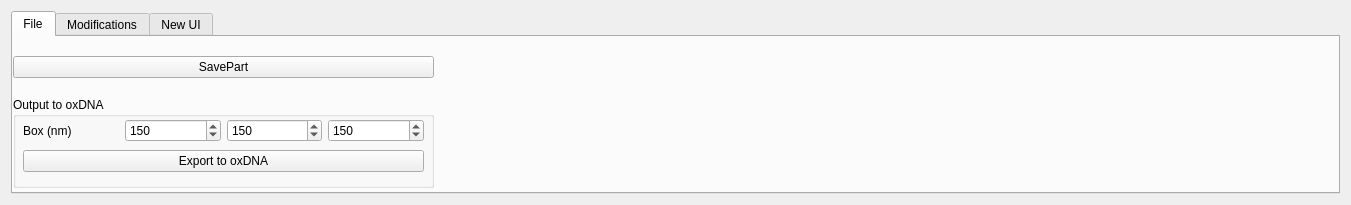
First picture: the form in AdenitaCoreSE/form/SEAdenitaCoreSEAppGUI.ui, repository edellano/Adenita-SAMSON-Edition, before the edit.
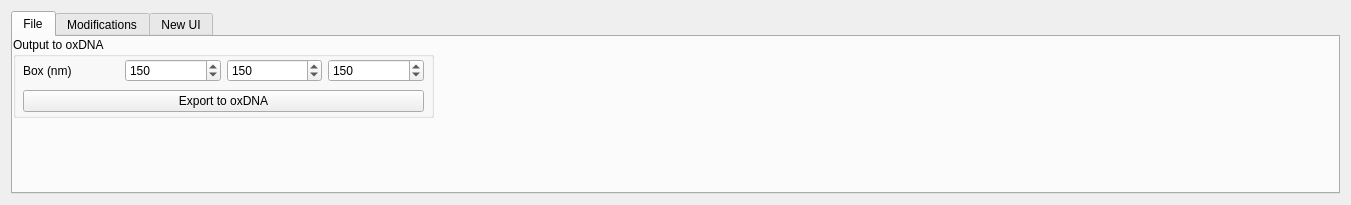
Second picture: the form after the edit. The open tabs and pages were chosen to show the change.

Commit message: Added saving option to new UI, removed from old tab

What changed in the file:
```diff
--- a/AdenitaCoreSE/form/SEAdenitaCoreSEAppGUI.ui
+++ b/AdenitaCoreSE/form/SEAdenitaCoreSEAppGUI.ui
@@ -31,32 +31,13 @@
         <attribute name="title">
          <string>File</string>
         </attribute>
-        <widget class="QWidget" name="gridLayoutWidget">
-         <property name="geometry">
-          <rect>
-           <x>0</x>
-           <y>10</y>
-           <width>421</width>
-           <height>41</height>
-          </rect>
-         </property>
-         <layout class="QGridLayout" name="gridLayout">
-          <item row="0" column="0">
-           <widget class="QPushButton" name="btnSavePart">
-            <property name="text">
-             <string>SavePart</string>
-            </property>
-           </widget>
-          </item>
-         </layout>
-        </widget>
         <widget class="QGroupBox" name="groupBox_3">
          <property name="geometry">
           <rect>
            <x>0</x>
-           <y>60</y>
+           <y>0</y>
            <width>421</width>
-           <height>91</height>
+           <height>81</height>
           </rect>
          </property>
          <property name="title">
```
Left out of the diff: 22 changed lines with no effect on the pictures. The commit also changes 5 other files.
